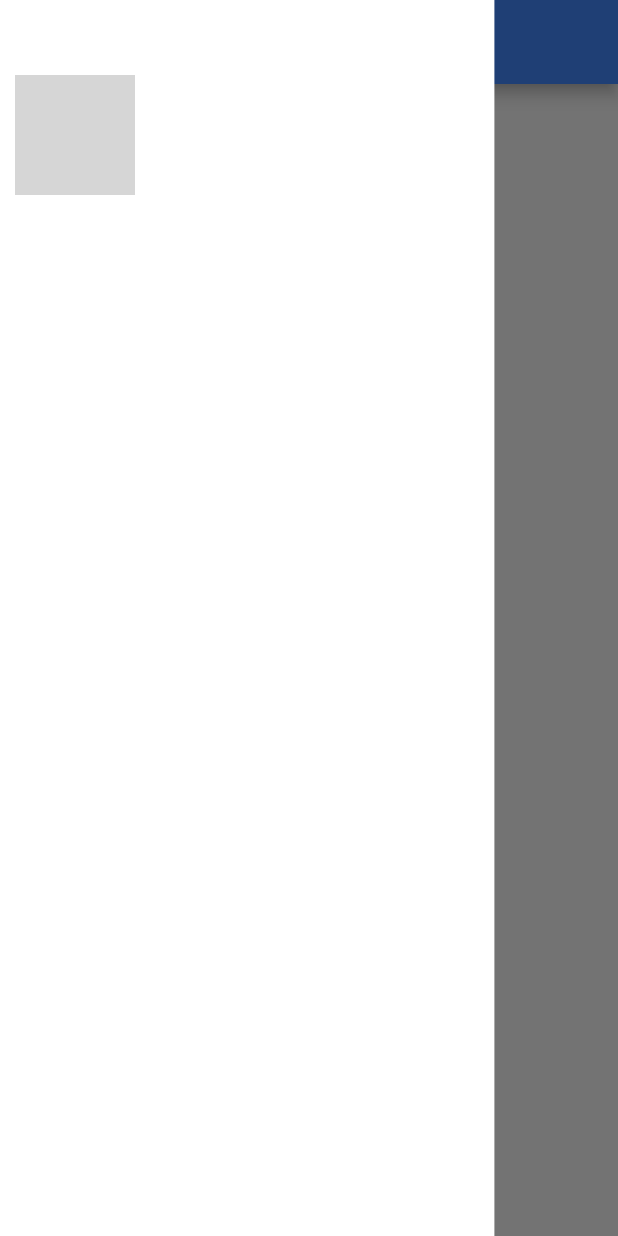
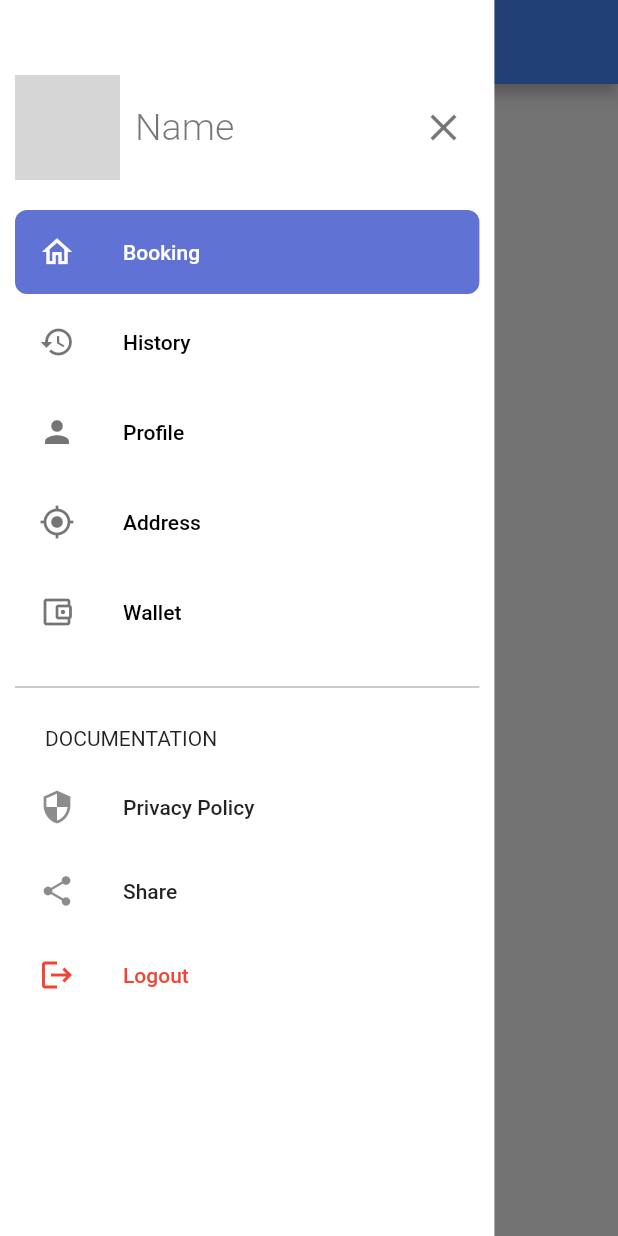
Before and after one commit to Arthur-Ochieng/KKCleaners, a Flutter app: the HomePage screen opened directly, with the side drawer open, on a phone screen of 412 x 824 dp. Run offline on Flutter 3.47's test engine with Material 2 defaults, Android fonts, the phone set to English and light mode, and no system bars; grey boxes are pictures that could not be loaded.

Commit message:
added profile page

```diff
--- a/lib/main.dart
+++ b/lib/main.dart
@@ -1,3 +1,4 @@
+import 'package:cleaner/screens/fragments/profile.dart';
 import 'package:cleaner/screens/login_page.dart';
 import 'package:cleaner/screens/splash.dart';
 import 'package:cleaner/screens/verification.dart';
@@ -20,7 +21,7 @@ class MyApp extends StatelessWidget {
       theme: ThemeData(
         primarySwatch: Colors.blue,
       ),
-      home: const LoginPage(),
+      home: const HomePage(),
     );
   }
 }
--- /dev/null
+++ b/lib/screens/fragments/booking.dart
@@ -0,0 +1,17 @@
+import 'package:flutter/material.dart';
+
+class BookingPage extends StatefulWidget {
+  const BookingPage({ Key? key }) : super(key: key);
+
+  @override
+  _BookingPageState createState() => _BookingPageState();
+}
+
+class _BookingPageState extends State<BookingPage> {
+  @override
+  Widget build(BuildContext context) {
+    return const Center(
+      child: Text("Booking"),
+    );
+  }
+}
--- a/lib/screens/home_page.dart
+++ b/lib/screens/home_page.dart
@@ -1,3 +1,8 @@
+import 'package:cleaner/screens/fragments/address.dart';
+import 'package:cleaner/screens/fragments/booking.dart';
+import 'package:cleaner/screens/fragments/history.dart';
+import 'package:cleaner/screens/fragments/profile.dart';
+import 'package:cleaner/screens/fragments/wallet.dart';
 import 'package:cleaner/widgets/drawer.dart';
 import 'package:flutter/material.dart';
 
@@ -10,14 +15,43 @@ class HomePage extends StatefulWidget {
 }
 
 class _HomePageState extends State<HomePage> {
+  //page selected
+  int indexPage = 0;
+  final List fragments = const [
+    BookingPage(),
+    HistoryPage(),
+    Profile(),
+    AddressPage(),
+    WalletPage(),
+  ];
+  final GlobalKey<ScaffoldState> _scaffoldKey = GlobalKey();
+
   @override
   Widget build(BuildContext context) {
     return Scaffold(
+      key: _scaffoldKey,
       appBar: AppBar(
         backgroundColor: Colors.blueAccent,
         automaticallyImplyLeading: false,
+        leading: IconButton(
+          onPressed: (){
+            _scaffoldKey.currentState!.openDrawer();
+          },
+          icon: const Icon(
+            Icons.menu,
+          ),
+        ),
       ),
-      drawer: const MyDrawer(),
+      drawer: MyDrawer(
+        indexPage: indexPage,
+        onMenuTap: (page){
+          Navigator.pop(context);
+          setState(() {
+            indexPage = page;
+          });
+        },
+      ),
+      body: fragments[indexPage],
     );
   }
 }
--- a/lib/screens/login_page.dart
+++ b/lib/screens/login_page.dart
@@ -79,7 +79,7 @@ class _LoginPageState extends State<LoginPage> {
                     child: ElevatedButton(
                       onPressed: (){
                         if (_formKey.currentState!.validate()){
-                          print("Mobile number is ${_mobileController.text}");
+                          //print("Mobile number is ${_mobileController.text}");
                         }
                       },
                       child: const Center(
@@ -100,7 +100,7 @@ class _LoginPageState extends State<LoginPage> {
                           recognizer: TapGestureRecognizer()
                             ..onTap = (){
                               //handles click of the request
-                              Navigator.push(context, MaterialPageRoute(builder: (_) => VerificationPage()));
+                              Navigator.push(context, MaterialPageRoute(builder: (_) => const VerificationPage()));
                             },
                           style: const TextStyle(
                             color: Colors.red,
--- a/lib/widgets/constants.dart
+++ b/lib/widgets/constants.dart
@@ -6,4 +6,4 @@ final List<Color> gradientColors = [
   Color(0xffD782D9),
 ];
 Color bubbleColor =const Color(0x26FFFFFF);
-Color buttonColor = const Color(0xff5E72E4);
+Color buttonColor = Color.fromARGB(255, 96, 114, 212);
--- a/lib/widgets/drawer.dart
+++ b/lib/widgets/drawer.dart
@@ -1,15 +1,50 @@
-import 'dart:html';
-
+import 'package:cleaner/widgets/app_text_normal.dart';
+import 'package:cleaner/widgets/constants.dart';
 import 'package:flutter/material.dart';
 
 class MyDrawer extends StatefulWidget {
-  const MyDrawer({ Key? key }) : super(key: key);
+
+  //getting selected menu to home page
+  final Function(int) onMenuTap;
+  final int indexPage;
+  const MyDrawer({
+    Key? key,
+    required this.indexPage,
+    required this.onMenuTap,
+  }) : super(key: key);
 
   @override
   _MyDrawerState createState() => _MyDrawerState();
 }
 
 class _MyDrawerState extends State<MyDrawer> {
+
+  //initial index
+  int initialIndex = 0;
+
+  //active and inactive styles
+  final activeTextStyle = const TextStyle(color: Colors.white);
+  final inactiveTextStyle = const TextStyle(color: Colors.black);
+  final activeDecoration = BoxDecoration(
+    borderRadius: BorderRadius.circular(8),
+    color: buttonColor,
+  );
+
+  List<String> menus = [
+    "Booking",
+    "History",
+    "Profile",
+    "Address",
+    "Wallet",
+  ];
+  final List <IconData> icons = [
+    Icons.home_outlined,
+    Icons.history,
+    Icons.person,
+    Icons.my_location,
+    Icons.account_balance_wallet_outlined,
+  ];
+
   @override
   Widget build(BuildContext context) {
     return Container(
@@ -24,15 +59,95 @@ class _MyDrawerState extends State<MyDrawer> {
               ClipRRect(
                 borderRadius: BorderRadius.circular(50),
                 child: Image.asset(
-                  "/KK.png",
-                  height: 80,
-                  width: 80,
+                  "/images/KK.png",
+                  height: 70,
+                  width: 70,
                   fit: BoxFit.cover,
                 ),
               ),
+              const Padding(
+                padding: EdgeInsets.only(left: 10),
+                child: AppTextNormal(
+                  text: "Name",
+                  color: Colors.black54,
+                  size: 25,
+                ),
+              ),
+              const Spacer(),
+              IconButton(
+                onPressed: (){
+                  Navigator.pop(context);
+                },
+                icon: const Icon(
+                  Icons.close,
+                  size: 30,
+                  color: Colors.black54,
+                ),
+              ),
+            ],
+          ),
+          const SizedBox(
+            height: 20,
+          ),
 
-            ],
-          )
+          //generating the menus
+          Column(
+            children: List.generate(
+              menus.length,
+              (index) {
+                return Padding(
+                  padding: const EdgeInsets.only(bottom: 4),
+                  child: AnimatedContainer(
+                    duration: const Duration(milliseconds: 500),
+                    curve: Curves.decelerate,
+                    decoration: widget.indexPage == index ? activeDecoration: const BoxDecoration(),
+                    child: ListTile(
+                      onTap: (){
+                        widget.onMenuTap(index);
+                      },
+                      title: Text(
+                        menus[index],
+                        style: widget.indexPage == index ? activeTextStyle: inactiveTextStyle,
+                      ),
+                      leading: Icon(
+                        icons[index],
+                        color: widget.indexPage == index ? Colors.white: Colors.black54,
+                      ),
+                    ),
+                  ),
+                );
+              },
+            ),
+          ),
+          const SizedBox(height: 10),
+          const Divider(
+            color: Colors.black54,
+            thickness: 0.5,
+          ),
+          const SizedBox(height: 10),
+          const Padding(
+            padding: EdgeInsets.only(top: 8, left: 20),
+            child: Text("DOCUMENTATION"),
+          ),
+          const SizedBox(height: 10),
+          const ListTile(
+            title: Text("Privacy Policy"),
+            leading: Icon(Icons.security_outlined),
+          ),
+          const ListTile(
+            title: Text("Share"),
+            leading: Icon(Icons.share),
+          ),
+          const ListTile(
+            title: Text(
+              "Logout",
+              style: TextStyle(color: Colors.red),
+            ),
+            leading: Icon(
+              Icons.logout,
+              color: Colors.red,
+            ),
+          ),
         ],
       ),
     );
```
Also changed, not shown: lib/models/user.dart (added, +13 -0 lines), lib/screens/fragments/address.dart (added, +17 -0 lines), lib/screens/fragments/history.dart (added, +17 -0 lines), lib/screens/fragments/profile.dart (added, +193 -0 lines), lib/screens/fragments/wallet.dart (added, +17 -0 lines), lib/screens/registration.dart (added, +192 -0 lines), lib/screens/verification.dart (+8 -2 lines), lib/utilis/user_preferences.dart (added, +10 -0 lines), lib/widgets/app_bar_widget.dart (added, +19 -0 lines).
